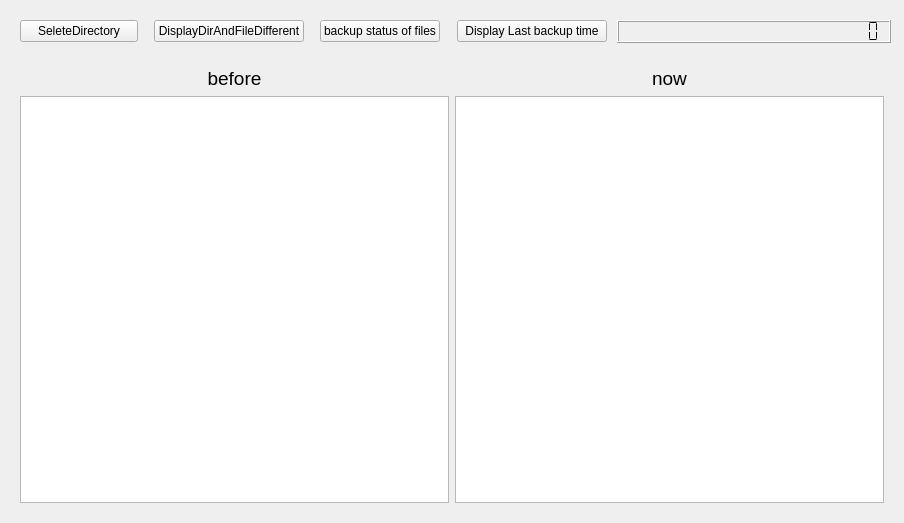
This is CheckDirectoryAndFileChange/mywidget.ui in mkzpd/CheckDirectoryAndFileChange as Qt 5 draws it before an edit. The edited form follows.
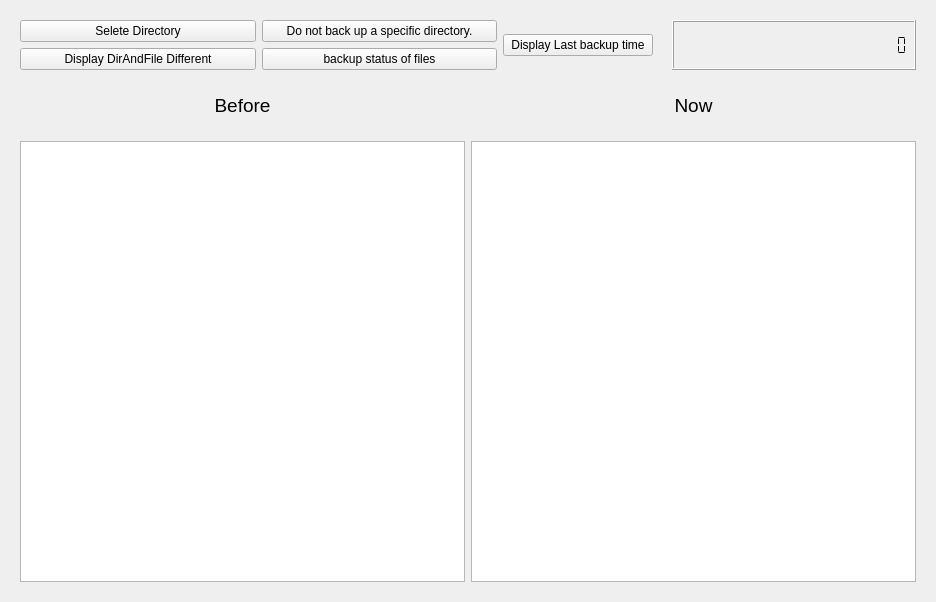
This is the edited form.

```diff
--- a/CheckDirectoryAndFileChange/mywidget.ui
+++ b/CheckDirectoryAndFileChange/mywidget.ui
@@ -6,131 +6,32 @@
    <rect>
     <x>0</x>
     <y>0</y>
-    <width>904</width>
-    <height>523</height>
+    <width>936</width>
+    <height>602</height>
    </rect>
   </property>
   <property name="windowTitle">
    <string>MyWidget</string>
   </property>
-  <layout class="QGridLayout" name="gridLayout_2">
-   <item row="0" column="0">
+  <layout class="QVBoxLayout" name="verticalLayout">
+   <item>
     <widget class="QWidget" name="widget" native="true">
-     <layout class="QHBoxLayout" name="horizontalLayout">
-      <item>
-       <widget class="QPushButton" name="pushButton">
-        <property name="text">
-         <string>SeleteDirectory</string>
-        </property>
-       </widget>
-      </item>
-      <item>
-       <spacer name="horizontalSpacer">
-        <property name="orientation">
-         <enum>Qt::Horizontal</enum>
-        </property>
-        <property name="sizeType">
-         <enum>QSizePolicy::Fixed</enum>
-        </property>
-        <property name="sizeHint" stdset="0">
-         <size>
-          <width>10</width>
-          <height>20</height>
-         </size>
-        </property>
-       </spacer>
-      </item>
-      <item>
-       <widget class="QPushButton" name="pushButton_2">
-        <property name="text">
-         <string>DisplayDirAndFileDifferent</string>
-        </property>
-       </widget>
-      </item>
-      <item>
-       <spacer name="horizontalSpacer_2">
-        <property name="orientation">
-         <enum>Qt::Horizontal</enum>
-        </property>
-        <property name="sizeType">
-         <enum>QSizePolicy::Fixed</enum>
-        </property>
-        <property name="sizeHint" stdset="0">
-         <size>
-          <width>10</width>
-          <height>20</height>
-         </size>
-        </property>
-       </spacer>
-      </item>
-      <item>
-       <widget class="QPushButton" name="pushButton_3">
-        <property name="text">
-         <string>backup status of files</string>
-        </property>
-       </widget>
-      </item>
-     </layout>
-    </widget>
-   </item>
-   <item row="1" column="0" colspan="2">
-    <widget class="QWidget" name="widget_2" native="true">
      <layout class="QGridLayout" name="gridLayout">
-      <item row="1" column="1">
-       <widget class="QTreeView" name="treeView_2"/>
-      </item>
-      <item row="0" column="1">
-       <widget class="QLabel" name="label_3">
-        <property name="font">
-         <font>
-          <pointsize>14</pointsize>
-         </font>
-        </property>
-        <property name="text">
-         <string>now</string>
-        </property>
-        <property name="alignment">
-         <set>Qt::AlignCenter</set>
-        </property>
-       </widget>
-      </item>
-      <item row="1" column="0">
-       <widget class="QTreeView" name="treeView"/>
-      </item>
       <item row="0" column="0">
-       <widget class="QLabel" name="label_2">
-        <property name="font">
-         <font>
-          <pointsize>14</pointsize>
-         </font>
+       <widget class="QPushButton" name="pushButton">
+        <property name="text">
+         <string>Selete Directory</string>
         </property>
+       </widget>
+      </item>
+      <item row="0" column="1">
+       <widget class="QPushButton" name="pushButton_5">
         <property name="text">
-         <string>before</string>
+         <string>Do not back up a specific directory.</string>
         </property>
-        <property name="alignment">
-         <set>Qt::AlignCenter</set>
-        </property>
        </widget>
       </item>
-     </layout>
-    </widget>
-   </item>
-   <item row="0" column="1">
-    <widget class="QWidget" name="widget_3" native="true">
-     <layout class="QHBoxLayout" name="horizontalLayout_2">
-      <property name="spacing">
-       <number>2</number>
-      </property>
-      <property name="leftMargin">
-       <number>2</number>
-      </property>
-      <property name="rightMargin">
-       <number>2</number>
-      </property>
-      <property name="bottomMargin">
-       <number>9</number>
-      </property>
-      <item>
+      <item row="0" column="2" rowspan="2">
        <widget class="QPushButton" name="pushButton_4">
         <property name="maximumSize">
          <size>
@@ -146,7 +47,7 @@
         </property>
        </widget>
       </item>
-      <item>
+      <item row="0" column="3">
        <spacer name="horizontalSpacer_3">
         <property name="orientation">
          <enum>Qt::Horizontal</enum>
@@ -156,13 +57,13 @@
         </property>
         <property name="sizeHint" stdset="0">
          <size>
-          <width>8</width>
-          <height>20</height>
+          <width>13</width>
+          <height>17</height>
          </size>
         </property>
        </spacer>
       </item>
-      <item>
+      <item row="0" column="4" rowspan="2">
        <widget class="QLCDNumber" name="lcdNumber">
         <property name="sizeIncrement">
          <size>
@@ -191,6 +92,68 @@
          <enum>QLCDNumber::Flat</enum>
         </property>
        </widget>
+      </item>
+      <item row="1" column="0">
+       <widget class="QPushButton" name="pushButton_2">
+        <property name="text">
+         <string>Display DirAndFile Different</string>
+        </property>
+       </widget>
+      </item>
+      <item row="1" column="1">
+       <widget class="QPushButton" name="pushButton_3">
+        <property name="text">
+         <string>backup status of files</string>
+        </property>
+       </widget>
+      </item>
+     </layout>
+    </widget>
+   </item>
+   <item>
+    <widget class="QWidget" name="widget_2" native="true">
+     <layout class="QGridLayout" name="gridLayout_2">
+      <item row="0" column="0">
+       <widget class="QLabel" name="label">
+        <property name="font">
+         <font>
+          <pointsize>14</pointsize>
+         </font>
+        </property>
+        <property name="text">
+         <string>Before</string>
+        </property>
+        <property name="alignment">
+         <set>Qt::AlignCenter</set>
+        </property>
+       </widget>
+      </item>
+      <item row="0" column="1">
+       <widget class="QLabel" name="label_2">
+        <property name="font">
+         <font>
+          <pointsize>14</pointsize>
+         </font>
+        </property>
+        <property name="text">
+         <string>Now</string>
+        </property>
+        <property name="alignment">
+         <set>Qt::AlignCenter</set>
+        </property>
+       </widget>
+      </item>
+     </layout>
+    </widget>
+   </item>
+   <item>
+    <widget class="QWidget" name="widget_5" native="true">
+     <layout class="QGridLayout" name="gridLayout_3">
+      <item row="0" column="0">
+       <widget class="QTreeView" name="treeView"/>
+      </item>
+      <item row="0" column="1">
+       <widget class="QTreeView" name="treeView_2"/>
       </item>
      </layout>
     </widget>
```
